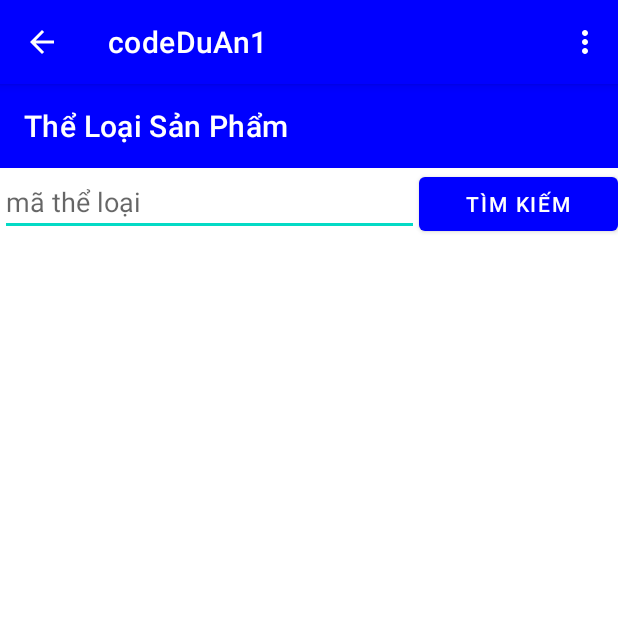
After one commit to bengold20/SellProduct, an Android app: the TheLoaiScreen screen opened directly, with no data from a screen before it, on a phone screen of 412 x 824 dp, the top half of it. The commit adds this screen. Run offline under Robolectric (Android 15) with nearby library versions, the phone set to English and light mode, and no system bars; 2 statements that could not run were skipped.

Commit message:
them sua the loai tiep

```diff
--- /dev/null
+++ b/app/src/main/java/ben/study/theLoai/TheLoaiScreen.java
@@ -0,0 +1,46 @@
+package ben.study.theLoai;
+
+import androidx.appcompat.app.AppCompatActivity;
+import androidx.appcompat.widget.Toolbar;
+
+import android.content.Intent;
+import android.os.Bundle;
+import android.view.Menu;
+
+import ben.study.codeduan1.R;
+
+public class TheLoaiScreen extends AppCompatActivity {
+    Toolbar toolbar_theLoai;
+
+    @Override
+    protected void onCreate(Bundle savedInstanceState) {
+        super.onCreate(savedInstanceState);
+        setContentView(R.layout.activity_the_loai_screen);
+
+        setSupportActionBar(toolbar_theLoai);
+        getSupportActionBar().setDisplayHomeAsUpEnabled(true);
+        getSupportActionBar().setDisplayShowHomeEnabled(true);
+
+        addControls();
+        addEvents();
+    }
+
+    private void addEvents() {
+
+    }
+
+    private void addControls() {
+
+    }
+
+    @Override
+    public boolean onCreateOptionsMenu(Menu menu) {
+        getMenuInflater().inflate(R.menu.item_theloai,menu);
+        return true;
+    }
+
+    public void themHoaDon(Menu item){
+        Intent intent = new Intent(TheLoaiScreen.this,ThemSua_TheLoai.class);
+        startActivity(intent);
+    }
+}
--- a/app/src/main/res/layout/activity_home.xml
+++ b/app/src/main/res/layout/activity_home.xml
@@ -87,7 +87,8 @@
                 android:id="@+id/imageView4"
                 android:layout_width="match_parent"
                 android:layout_height="wrap_content"
-                android:src="@drawable/theloai" />
+                android:src="@drawable/theloai"
+                android:onClick="the_loai"/>
 
             <TextView
                 android:id="@+id/textView4"
--- /dev/null
+++ b/app/src/main/res/layout/activity_the_loai_screen.xml
@@ -0,0 +1,53 @@
+<?xml version="1.0" encoding="utf-8"?>
+<LinearLayout xmlns:android="http://schemas.android.com/apk/res/android"
+    xmlns:app="http://schemas.android.com/apk/res-auto"
+    xmlns:tools="http://schemas.android.com/tools"
+    android:layout_width="match_parent"
+    android:layout_height="match_parent"
+    tools:context="ben.study.theLoai.TheLoaiScreen"
+    android:orientation="vertical">
+
+
+    <androidx.appcompat.widget.Toolbar
+        android:id="@+id/toolbar"
+        android:layout_width="match_parent"
+        android:layout_height="wrap_content"
+        android:background="?attr/colorPrimary"
+        android:minHeight="?attr/actionBarSize"
+        android:theme="?attr/actionBarTheme"
+        app:title="Thể Loại Sản Phẩm"/>
+
+    <LinearLayout
+        android:layout_width="match_parent"
+        android:layout_height="wrap_content"
+        android:orientation="horizontal">
+
+        <EditText
+            android:id="@+id/editTextTextPersonName"
+            android:layout_width="wrap_content"
+            android:layout_height="wrap_content"
+            android:layout_weight="6"
+            android:hint="mã thể loại"
+            android:inputType="textPersonName"
+            tools:layout_editor_absoluteX="123dp"
+            tools:layout_editor_absoluteY="40dp" />
+
+        <Button
+            android:id="@+id/button2"
+            android:layout_width="wrap_content"
+            android:layout_height="wrap_content"
+            android:layout_weight="1"
+            android:text="tìm kiếm" />
+
+    </LinearLayout>
+
+    <LinearLayout
+        android:layout_width="match_parent"
+        android:layout_height="match_parent"
+        android:orientation="vertical">
+
+        <ListView
+            android:layout_width="match_parent"
+            android:layout_height="match_parent" />
+    </LinearLayout>
+</LinearLayout>
--- /dev/null
+++ b/app/src/main/res/menu/item_theloai.xml
@@ -0,0 +1,6 @@
+<?xml version="1.0" encoding="utf-8"?>
+<menu xmlns:android="http://schemas.android.com/apk/res/android">
+        <item android:title="Thêm Thể Loại" android:onClick="themTheLoai"/>
+        <item android:title="Sửa Thế Loại" android:onClick="suaTheLoai"/>
+        <item android:title="Trang Chủ" android:onClick="trangChu"/>
+</menu>
--- a/app/src/main/res/values/colors.xml
+++ b/app/src/main/res/values/colors.xml
@@ -1,7 +1,7 @@
 <?xml version="1.0" encoding="utf-8"?>
 <resources>
     <color name="purple_200">#FFBB86FC</color>
-    <color name="purple_500">#00FF33</color>
+    <color name="purple_500">#0000FF</color>
     <color name="purple_700">#FF3700B3</color>
     <color name="teal_200">#FF03DAC5</color>
     <color name="teal_700">#FF018786</color>
```
Also changed, not shown: app/src/main/AndroidManifest.xml (+5 -4 lines), app/src/main/java/ben/study/codeduan1/Home.java (+7 -0 lines), app/src/main/java/ben/study/theLoai/ThemSua_TheLoai.java (added, +16 -0 lines), app/src/main/res/layout/activity_them_sua__the_loai.xml (added, +9 -0 lines).
